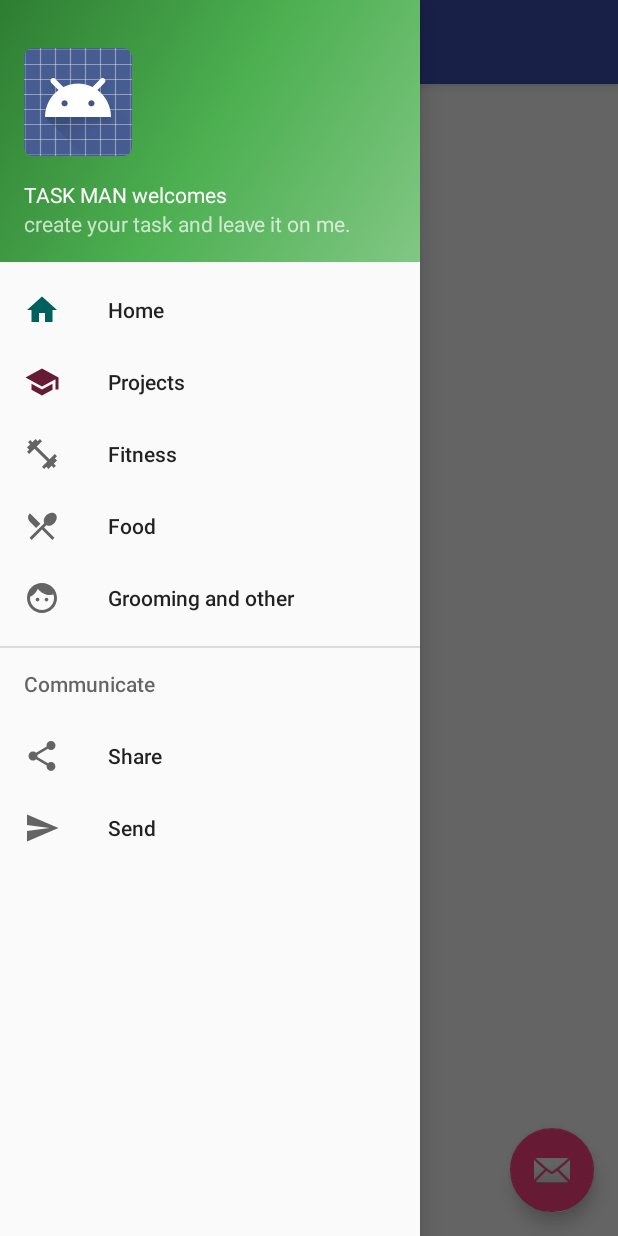
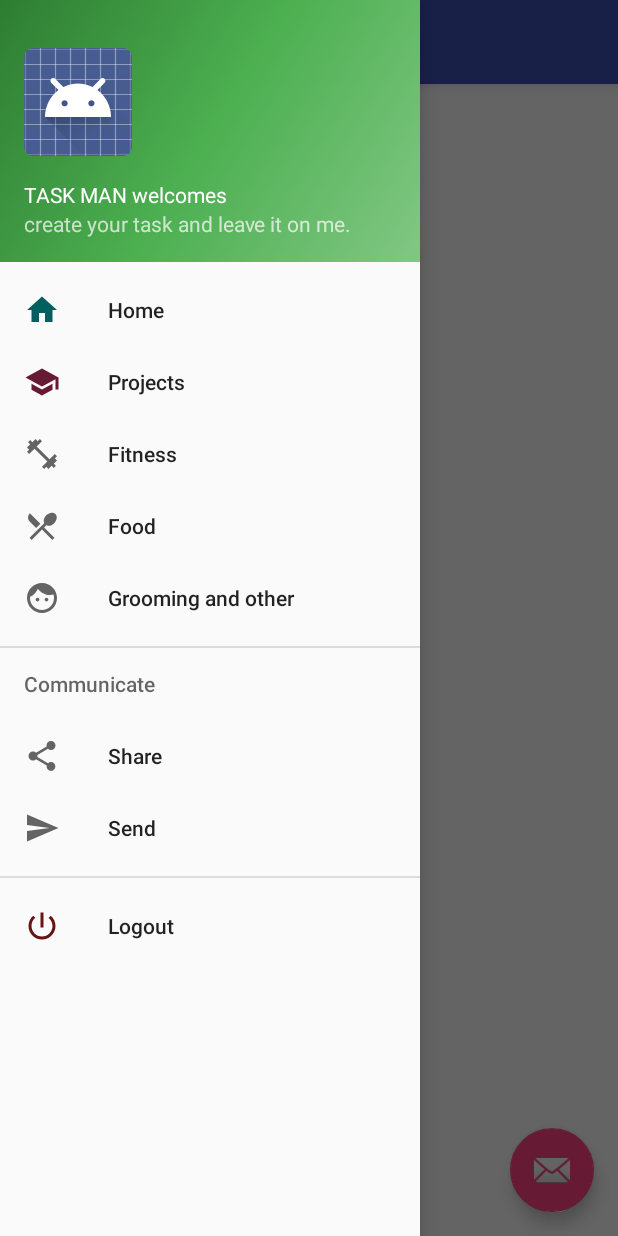
Before and after one commit to KingKongCoderr/TaskMaster, an Android app: the screen it shows after launch once a user with an empty profile is signed in (Navigationview), with the side drawer open, on a phone screen of 412 x 824 dp. Run offline under Robolectric (Android 15) with nearby library versions, the phone set to English and light mode, and no system bars; our stand-ins replace ButterKnife, Dagger/Hilt's generated code, Firebase (no records; nobody signed in at launch, a user with empty details on screens opened directly).

Commit message:
Added logout with network check feature, DependencyInjection with @named.

```diff
--- a/app/src/main/AndroidManifest.xml
+++ b/app/src/main/AndroidManifest.xml
@@ -6,6 +6,9 @@
     <uses-permission android:name="android.permission.GET_ACCOUNTS" />
     <uses-permission android:name="android.permission.READ_PROFILE" />
     <uses-permission android:name="android.permission.READ_CONTACTS" />
+
+    <!--check internet permission-->
+    <uses-permission android:name="android.permission.INTERNET"/>
 
     <application
         android:name=".di.ApplicationComponent"
--- a/app/src/main/java/jaihind/gobblessamerica/taskmaster/HomeFragment.java
+++ b/app/src/main/java/jaihind/gobblessamerica/taskmaster/HomeFragment.java
@@ -34,10 +34,9 @@ public class HomeFragment extends Fragment {
     private Unbinder unbinder=null;
 
 
-  /*  @Inject
-    FirebaseAuth mAuth;*/
-
-  FirebaseAuth mAuth;
+    @Inject
+    FirebaseAuth mAuth;
+    //FirebaseAuth mAuth;
 
 
     public HomeFragment() {
@@ -52,7 +51,7 @@ public class HomeFragment extends Fragment {
         // Inflate the layout for this fragment
 
         View v=inflater.inflate(R.layout.fragment_home, container, false);
-       // ApplicationComponent.getDi().inject(this);
+        ApplicationComponent.getDi().inject(this);
         unbinder =  ButterKnife.bind(getActivity(),v);
         quote_tv= (TextView)v.findViewById(R.id.quote_tv);
 
--- a/app/src/main/java/jaihind/gobblessamerica/taskmaster/Navigationview.java
+++ b/app/src/main/java/jaihind/gobblessamerica/taskmaster/Navigationview.java
@@ -1,5 +1,6 @@
 package jaihind.gobblessamerica.taskmaster;
 
+import android.content.Intent;
 import android.net.Uri;
 import android.os.Bundle;
 import android.support.design.widget.FloatingActionButton;
@@ -25,13 +26,13 @@ import javax.inject.Inject;
 import butterknife.BindView;
 import butterknife.ButterKnife;
 import butterknife.Optional;
+import jaihind.gobblessamerica.taskmaster.authentication.GoogleSignin;
 import jaihind.gobblessamerica.taskmaster.di.ApplicationComponent;
 
 public class Navigationview extends AppCompatActivity
         implements android.support.design.widget.NavigationView.OnNavigationItemSelectedListener {
-/*
     @Inject
-    FirebaseAuth mAuth;*/
+    FirebaseAuth mAuth;
 
 
   //  @BindView(R.id.user_iv)
@@ -47,7 +48,7 @@ public class Navigationview extends AppCompatActivity
         super.onCreate(savedInstanceState);
         setContentView(R.layout.activity_navigation_view);
         ButterKnife.bind(this);
-        //ApplicationComponent.getDi().inject(this);
+        ApplicationComponent.getDi().inject(this);
         Toolbar toolbar = (Toolbar) findViewById(R.id.toolbar);
         setSupportActionBar(toolbar);
 
@@ -173,6 +174,11 @@ public class Navigationview extends AppCompatActivity
         } else if (id == R.id.nav_send) {
 
         }
+        else if(id == R.id.logout_menu_item){
+            mAuth.signOut();
+            Intent signout_intent=new Intent(this, GoogleSignin.class);
+            startActivity(signout_intent);
+        }
 
         DrawerLayout drawer = (DrawerLayout) findViewById(R.id.drawer_layout);
         drawer.closeDrawer(GravityCompat.START);
--- a/app/src/main/java/jaihind/gobblessamerica/taskmaster/authentication/GoogleSignin.java
+++ b/app/src/main/java/jaihind/gobblessamerica/taskmaster/authentication/GoogleSignin.java
@@ -26,6 +26,7 @@ import com.google.firebase.auth.FirebaseUser;
 import com.google.firebase.auth.GoogleAuthProvider;
 
 import javax.inject.Inject;
+import javax.inject.Named;
 
 import butterknife.BindView;
 import butterknife.ButterKnife;
@@ -37,15 +38,18 @@ import jaihind.gobblessamerica.taskmaster.di.ApplicationComponent;
 public class GoogleSignin extends BaseActivity implements GoogleApiClient.OnConnectionFailedListener {
 
 
-    private static final String TAG ="firebase_debug" ;
-   /* @Inject
+    private static final String TAG = "firebase_debug";
+    @Inject
     FirebaseAuth mAuth;
+    //private FirebaseAuth mAuth;
+
+    @Inject
+    @Named("CheckConnection")
+    boolean isOnline;
 
     @Inject
     GoogleSignInOptions gso;
-*/
-   // [START declare_auth]
-   private FirebaseAuth mAuth;
+    // [START declare_auth]
     // [END declare_auth]
     @BindView(R.id.googlesignin_bt)
     SignInButton Googlesignin_bt;
@@ -57,26 +61,20 @@ public class GoogleSignin extends BaseActivity implements GoogleApiClient.OnConn
     protected void onCreate(Bundle savedInstanceState) {
         super.onCreate(savedInstanceState);
         setContentView(R.layout.activity_google_signin);
-      //  ApplicationComponent.getDi().inject(this);
+        ApplicationComponent.getDi().inject(this);
         ButterKnife.bind(this);
-        mAuth= FirebaseAuth.getInstance();
+        mAuth = FirebaseAuth.getInstance();
 
-        // [START config_signin]
-        // Configure Google Sign In
-        GoogleSignInOptions gso = new GoogleSignInOptions.Builder(GoogleSignInOptions.DEFAULT_SIGN_IN)
-                .requestIdToken(getString(R.string.webclientid))
-                .requestEmail()
-                .build();
-        // [END config_signin]
-
-        mGoogleApiClient = new GoogleApiClient.Builder(this)
-                .enableAutoManage(this /* FragmentActivity */, this /* OnConnectionFailedListener */)
-                .addApi(Auth.GOOGLE_SIGN_IN_API, gso)
-                .build();
         Googlesignin_bt.setOnClickListener(new View.OnClickListener() {
             @Override
             public void onClick(View v) {
-                signIn();
+                ApplicationComponent.getDi().inject(GoogleSignin.this);
+                if (isOnline) {
+                    signIn();
+                } else {
+                    Toast.makeText(GoogleSignin.this, "Check Network connection", Toast.LENGTH_LONG).show();
+                }
+
             }
         });
 
@@ -84,6 +82,10 @@ public class GoogleSignin extends BaseActivity implements GoogleApiClient.OnConn
 
     // [START signin]
     private void signIn() {
+        mGoogleApiClient = new GoogleApiClient.Builder(this)
+                .enableAutoManage(this /* FragmentActivity */, this /* OnConnectionFailedListener */)
+                .addApi(Auth.GOOGLE_SIGN_IN_API, gso)
+                .build();
         Intent signInIntent = Auth.GoogleSignInApi.getSignInIntent(mGoogleApiClient);
         startActivityForResult(signInIntent, 9001);
     }
@@ -125,7 +127,6 @@ public class GoogleSignin extends BaseActivity implements GoogleApiClient.OnConn
     // [END onactivityresult]
 
 
-
     // [START auth_with_google]
     private void firebaseAuthWithGoogle(GoogleSignInAccount acct) {
         Log.d("firebase", "firebaseAuthWithGoogle:" + acct.getId());
@@ -159,12 +160,13 @@ public class GoogleSignin extends BaseActivity implements GoogleApiClient.OnConn
 
                 });
     }
+
     // [END auth_with_google]
     private void updateUI(FirebaseUser user) {
         hideProgressDialog();
 
         if (user != null) {
-            Intent signIntent= new Intent(this, Navigationview.class);
+            Intent signIntent = new Intent(this, Navigationview.class);
             startActivity(signIntent);
            /* mStatusTextView.setText(getString(R.string.google_status_fmt, user.getEmail()));
             mDetailTextView.setText(getString(R.string.firebase_status_fmt, user.getUid()));
@@ -181,15 +183,10 @@ public class GoogleSignin extends BaseActivity implements GoogleApiClient.OnConn
     }
 
 
-
-
-
-
-
     @Override
     public void onConnectionFailed(@NonNull ConnectionResult connectionResult) {
 
-        String con_result= connectionResult.getErrorMessage();
+        String con_result = connectionResult.getErrorMessage();
 
     }
 
--- a/app/src/main/java/jaihind/gobblessamerica/taskmaster/di/ApplicationComponent.java
+++ b/app/src/main/java/jaihind/gobblessamerica/taskmaster/di/ApplicationComponent.java
@@ -8,15 +8,15 @@ import android.app.Application;
 
 public class ApplicationComponent extends Application {
 
-    //private static AuthenticationComponent di;
+    private static AuthenticationComponent di;
     @Override
     public void onCreate() {
         super.onCreate();
-      // di = DaggerAuthenticationComponent.builder().firebaseModule(new FirebaseModule(this)).build();
+      di = DaggerAuthenticationComponent.builder().firebaseModule(new FirebaseModule(this)).build();
 
     }
 
-   /* public static AuthenticationComponent getDi() {
+    public static AuthenticationComponent getDi() {
         return di;
-    }*/
+    }
 }
--- a/app/src/main/java/jaihind/gobblessamerica/taskmaster/di/AuthenticationComponent.java
+++ b/app/src/main/java/jaihind/gobblessamerica/taskmaster/di/AuthenticationComponent.java
@@ -17,7 +17,7 @@ import jaihind.gobblessamerica.taskmaster.authentication.LoginActivity;
 @Singleton
 public interface AuthenticationComponent {
 
-   /* void inject(GoogleSignin googleSignin);
+    void inject(GoogleSignin googleSignin);
     void inject(Navigationview navigationView);
-    void inject(HomeFragment homeFragment);*/
+    void inject(HomeFragment homeFragment);
 }
--- a/app/src/main/java/jaihind/gobblessamerica/taskmaster/di/FirebaseModule.java
+++ b/app/src/main/java/jaihind/gobblessamerica/taskmaster/di/FirebaseModule.java
@@ -1,11 +1,14 @@
 package jaihind.gobblessamerica.taskmaster.di;
 
 import android.content.Context;
+import android.net.ConnectivityManager;
 
 import com.google.android.gms.auth.api.Auth;
 import com.google.android.gms.auth.api.signin.GoogleSignInOptions;
 import com.google.android.gms.common.api.GoogleApiClient;
 import com.google.firebase.auth.FirebaseAuth;
+
+import javax.inject.Named;
 
 import dagger.Module;
 import dagger.Provides;
@@ -44,6 +47,15 @@ public class FirebaseModule {
         return  gsi;
     }
 
+    @Provides
+    @Named("CheckConnection")
+    public boolean provideCheckConnection() {
+        ConnectivityManager cm =
+                (ConnectivityManager) context.getSystemService(context.CONNECTIVITY_SERVICE);
+
+        return (cm.getActiveNetworkInfo() != null && cm.getActiveNetworkInfo().isConnectedOrConnecting());
+    }
+
 
 
 
--- /dev/null
+++ b/app/src/main/res/drawable/ic_logout.xml
@@ -0,0 +1,12 @@
+<vector xmlns:android="http://schemas.android.com/apk/res/android"
+        android:width="24dp"
+        android:height="24dp"
+        android:viewportWidth="24.0"
+        android:viewportHeight="24.0"
+        android:tintMode="src_atop"
+        android:tint="@color/red"
+    >
+    <path
+        android:fillColor="#FF3030"
+        android:pathData="M13,3h-2v10h2L13,3zM17.83,5.17l-1.42,1.42C17.99,7.86 19,9.81 19,12c0,3.87 -3.13,7 -7,7s-7,-3.13 -7,-7c0,-2.19 1.01,-4.14 2.58,-5.42L6.17,5.17C4.23,6.82 3,9.26 3,12c0,4.97 4.03,9 9,9s9,-4.03 9,-9c0,-2.74 -1.23,-5.18 -3.17,-6.83z"/>
+</vector>
--- a/app/src/main/res/drawable/ic_project.xml
+++ b/app/src/main/res/drawable/ic_project.xml
@@ -1,4 +1,4 @@
-<vector xmlns:android="http://schemas.android.com/apk/res/android"
+ <vector xmlns:android="http://schemas.android.com/apk/res/android"
     android:width="24dp"
     android:height="24dp"
     android:viewportWidth="24.0"
--- a/app/src/main/res/menu/activity_navigation_view_drawer.xml
+++ b/app/src/main/res/menu/activity_navigation_view_drawer.xml
@@ -1,15 +1,16 @@
 <?xml version="1.0" encoding="utf-8"?>
-<menu xmlns:app="http://schemas.android.com/apk/res-auto"
-    xmlns:android="http://schemas.android.com/apk/res/android">
+<menu xmlns:android="http://schemas.android.com/apk/res/android"
+    xmlns:app="http://schemas.android.com/apk/res-auto">
 
 
-    <group android:checkableBehavior="single">
+    <group
+        android:id="@+id/action_group"
+        android:checkableBehavior="single">
 
         <item
             android:id="@+id/home"
             android:icon="@drawable/ic_home_black_24dp"
-            android:title="Home"
-            />
+            android:title="Home" />
 
         <item
             android:id="@+id/projects"
@@ -31,6 +32,8 @@
     </group>
 
 
+
+    <group android:id="@+id/share_group">
     <item android:title="Communicate">
         <menu>
             <item
@@ -43,5 +46,15 @@
                 android:title="Send" />
         </menu>
     </item>
+    </group>
 
+    <group android:id="@+id/logout_group">
+        <item
+            android:id="@+id/logout_menu_item"
+            android:title="Logout"
+            android:icon="@drawable/ic_logout"
+            >
+        </item>
+
+    </group>
 </menu>
--- a/app/src/main/res/values/colors.xml
+++ b/app/src/main/res/values/colors.xml
@@ -3,4 +3,5 @@
     <color name="colorPrimary">#3F51B5</color>
     <color name="colorPrimaryDark">#303F9F</color>
     <color name="colorAccent">#FF4081</color>
+    <color name="red">#FF3030</color>
 </resources>
```
